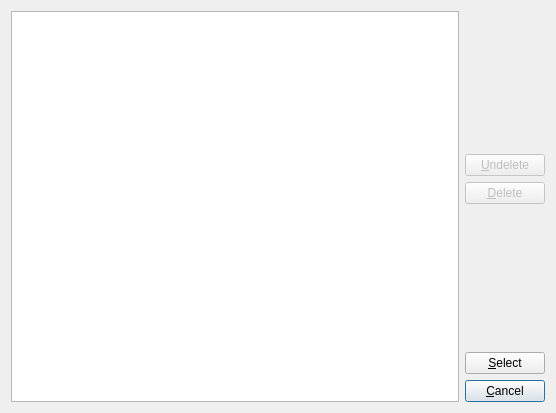
First picture: the form in src/sourcehistory.ui, repository solyoma/falconG, before the edit.
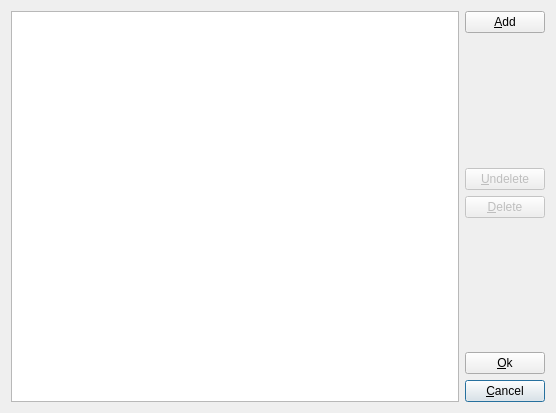
Second picture: the form after the edit.

Commit message: bugfixes: 1sub album changes did not reflected in parent album. when the button text changes it changes the shortcuts so shortcuts stopped working F12 as a shortcut does not work (break in Nt dll) some name changes

```diff
--- a/src/sourcehistory.ui
+++ b/src/sourcehistory.ui
@@ -21,6 +21,16 @@
      </item>
      <item>
       <layout class="QVBoxLayout" name="verticalLayout_2">
+       <item>
+        <widget class="QPushButton" name="btnAddDirectory">
+         <property name="text">
+          <string>&amp;Add</string>
+         </property>
+         <property name="flat">
+          <bool>false</bool>
+         </property>
+        </widget>
+       </item>
        <item>
         <spacer name="verticalSpacer_2">
          <property name="orientation">
@@ -70,7 +80,7 @@
        <item>
         <widget class="QPushButton" name="btnSelect">
          <property name="text">
-          <string>&amp;Select</string>
+          <string>&amp;Ok</string>
          </property>
         </widget>
        </item>
```
The commit also changes 36 other files.
